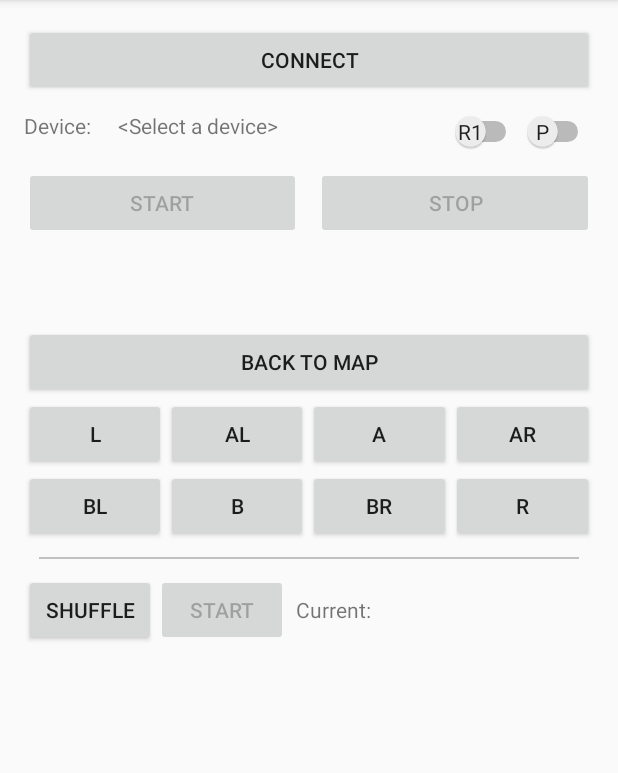
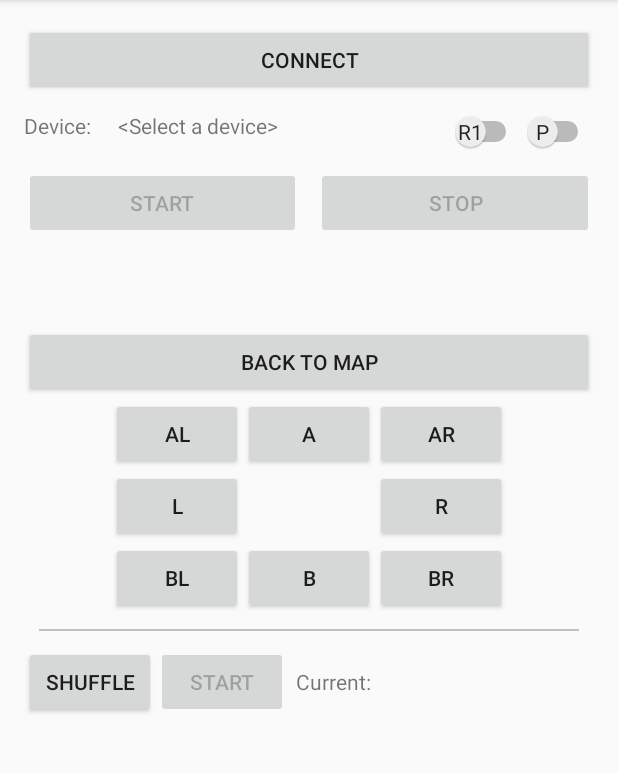
Before and after one commit to vanessavj/HapticDirection, an Android app: the screen it shows after launch (MainActivity), after a tap on "TEST", on a phone screen of 412 x 824 dp, the part 84-857 px from its top. Run offline under Robolectric (Android 15) with nearby library versions, the phone set to English and light mode, and no system bars; 2 statements that could not run were skipped.

Commit message:
small changes in test xml -> change linear to relative layout

```diff
--- a/app/src/main/res/layout/fragment_test.xml
+++ b/app/src/main/res/layout/fragment_test.xml
@@ -97,18 +97,17 @@
             android:onClick="ButtonPressed"/>
     </RelativeLayout> -->
 
-    <LinearLayout
+    <RelativeLayout
         android:layout_width="match_parent"
-        android:layout_height="wrap_content"
-        android:orientation="horizontal">
+        android:layout_height="wrap_content">
 
         <Button
-            android:id="@+id/left"
-            android:tag="l"
+            android:id="@+id/ahead"
+            android:tag="a"
             android:layout_width="wrap_content"
             android:layout_height="wrap_content"
-            android:text="L"
-            android:layout_weight="1"
+            android:text="A"
+            android:layout_centerHorizontal="true"
             android:onClick="ButtonPressed"/>
 
         <Button
@@ -117,16 +116,7 @@
             android:layout_width="wrap_content"
             android:layout_height="wrap_content"
             android:text="AL"
-            android:layout_weight="1"
-            android:onClick="ButtonPressed"/>
-
-        <Button
-            android:id="@+id/ahead"
-            android:tag="a"
-            android:layout_width="wrap_content"
-            android:layout_height="wrap_content"
-            android:text="A"
-            android:layout_weight="1"
+            android:layout_toLeftOf="@id/ahead"
             android:onClick="ButtonPressed"/>
 
         <Button
@@ -135,14 +125,28 @@
             android:layout_width="wrap_content"
             android:layout_height="wrap_content"
             android:text="AR"
-            android:layout_weight="1"
+            android:layout_toRightOf="@id/ahead"
             android:onClick="ButtonPressed"/>
-    </LinearLayout>
 
-    <LinearLayout
-        android:layout_width="match_parent"
-        android:layout_height="wrap_content"
-        android:orientation="horizontal">
+        <Button
+            android:id="@+id/left"
+            android:tag="l"
+            android:layout_width="wrap_content"
+            android:layout_height="wrap_content"
+            android:text="L"
+            android:layout_below="@id/ahead"
+            android:layout_toLeftOf="@id/ahead"
+            android:onClick="ButtonPressed"/>
+
+        <Button
+            android:id="@+id/right"
+            android:tag="r"
+            android:layout_width="wrap_content"
+            android:layout_height="wrap_content"
+            android:text="R"
+            android:layout_below="@id/ahead"
+            android:layout_toRightOf="@id/ahead"
+            android:onClick="ButtonPressed"/>
 
         <Button
             android:id="@+id/behindleft"
@@ -150,7 +154,8 @@
             android:layout_width="wrap_content"
             android:layout_height="wrap_content"
             android:text="BL"
-            android:layout_weight="1"
+           android:layout_below="@id/left"
+            android:layout_toLeftOf="@id/ahead"
             android:onClick="ButtonPressed"/>
 
         <Button
@@ -159,7 +164,8 @@
             android:layout_width="wrap_content"
             android:layout_height="wrap_content"
             android:text="B"
-            android:layout_weight="1"
+            android:layout_toRightOf="@id/behindleft"
+            android:layout_below="@id/left"
             android:onClick="ButtonPressed"/>
 
         <Button
@@ -168,19 +174,11 @@
             android:layout_width="wrap_content"
             android:layout_height="wrap_content"
             android:text="BR"
-            android:layout_weight="1"
+            android:layout_below="@id/right"
+            android:layout_toRightOf="@id/ahead"
             android:onClick="ButtonPressed"/>
 
-        <Button
-            android:id="@+id/right"
-            android:tag="r"
-            android:layout_width="wrap_content"
-            android:layout_height="wrap_content"
-            android:text="R"
-            android:layout_weight="1"
-            android:onClick="ButtonPressed"/>
-
-    </LinearLayout>
+    </RelativeLayout>
 
     <View
         android:layout_width="fill_parent"
```
